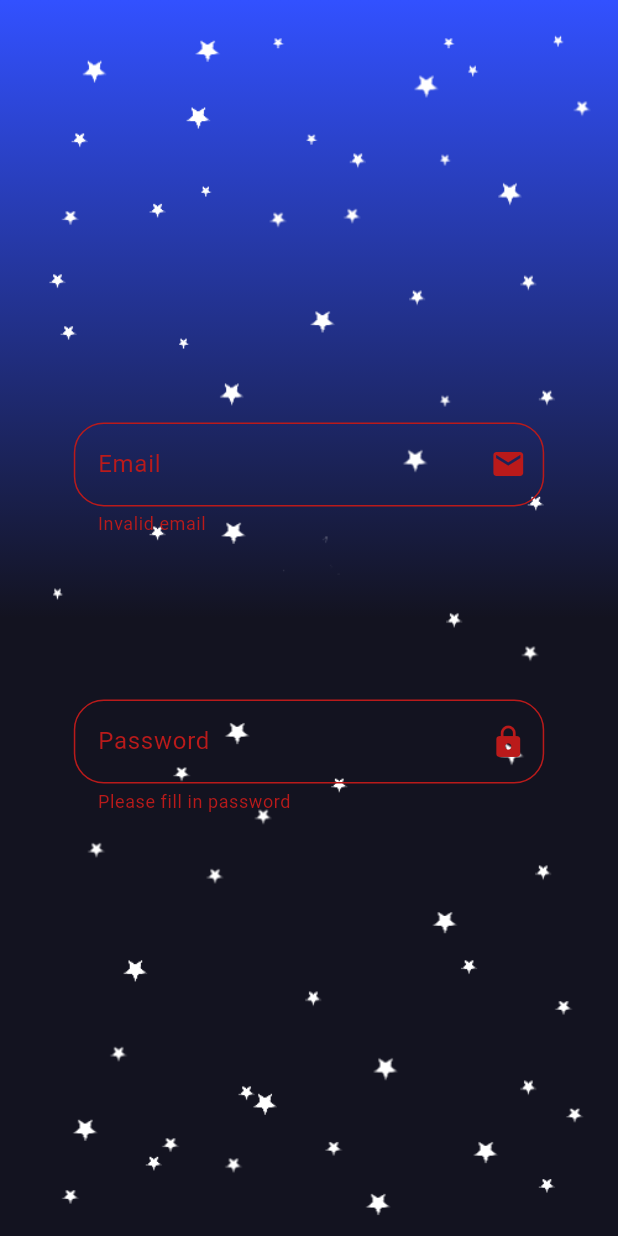
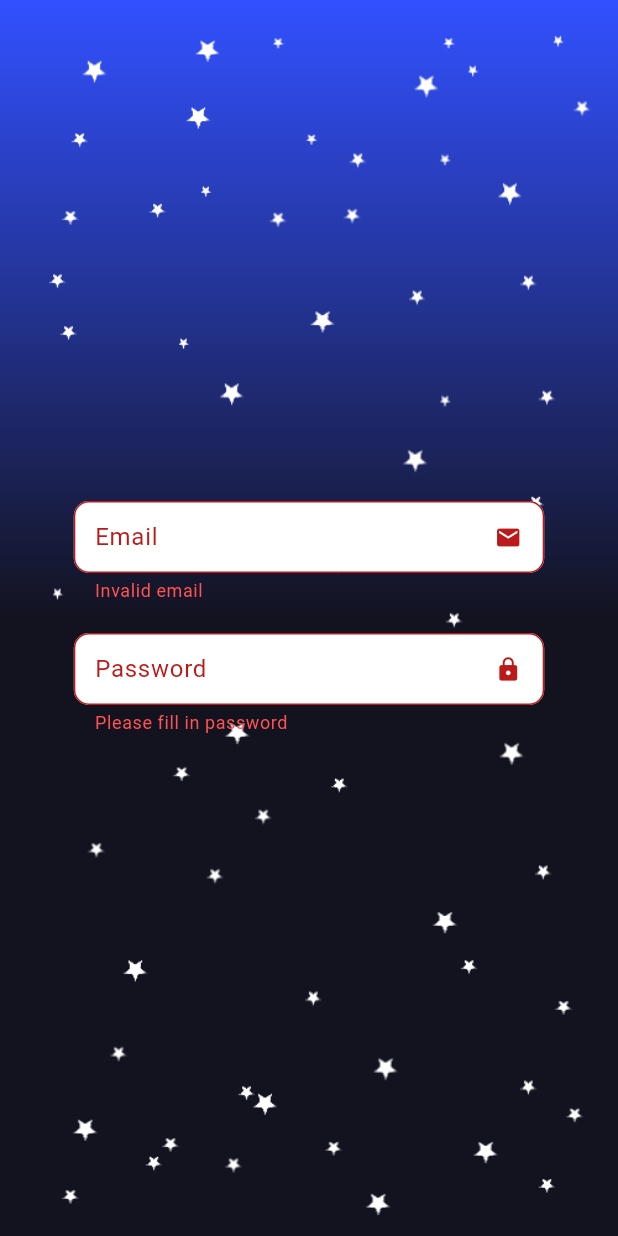
Before and after one commit to ThomasHandlag/noteapp, a Flutter app: the SignScreen screen opened directly, on a phone screen of 412 x 824 dp. Run offline on Flutter 3.47's test engine with Material 3 defaults, Android fonts, the phone set to English and light mode, and no system bars; drawn by our look-alikes of carousel_slider; our stand-ins replace shared_preferences; accounts and stored records are empty.

Commit message:
init sign in screen

```diff
--- a/lib/screens/sign_in_screen.dart
+++ b/lib/screens/sign_in_screen.dart
@@ -1,4 +1,5 @@
 import 'package:flutter/material.dart';
+import 'package:flutter/widgets.dart';
 import 'package:noteapp/models/user_model.dart';
 
 class SignInScreen extends StatefulWidget {
@@ -9,9 +10,9 @@
 }
 
 class _SignInScreenState extends State<SignInScreen> {
-
   double margin = 0;
-  final GlobalKey<FormState> _formKey = GlobalKey<FormState>(debugLabel: 'loginFormKey');
+  final GlobalKey<FormState> _formKey =
+      GlobalKey<FormState>(debugLabel: 'loginFormKey');
 
   final User loginUser = User.logInUser(email: '', password: '');
 
@@ -25,16 +26,25 @@
             key: _formKey,
             autovalidateMode: AutovalidateMode.always,
             child: Column(
-              mainAxisAlignment: MainAxisAlignment.spaceEvenly,
+                mainAxisAlignment: MainAxisAlignment.values[2],
                 children: [
-              TextFormField(
+                  Container(
+                    margin: const EdgeInsets.only(bottom: 10.0),
+                    child: TextFormField(
                         decoration: const InputDecoration(
                             border: OutlineInputBorder(
                                 borderRadius: BorderRadius.all(
-                      Radius.circular(20.0),
+                              Radius.circular(10.0),
                             )),
                             labelText: "Email",
-                    suffixIcon: Icon(Icons.email)),
+                            suffixIcon: Icon(
+                              Icons.email,
+                              size: 18,
+                            ),
+                            contentPadding: EdgeInsets.all(10.0),
+                            fillColor: Colors.white,
+                            filled: true,
+                            errorStyle: TextStyle(color: Colors.redAccent)),
                         onChanged: (value) {
                           setState(() {
                             loginUser.email = value;
@@ -45,17 +55,26 @@
                             return 'Invalid email';
                           }
                           return '';
-                }
+                        }),
                   ),
-              TextFormField(
+                  Container(
+                      margin: const EdgeInsets.only(top: 10.0),
+                      child: TextFormField(
                         decoration: const InputDecoration(
                             border: OutlineInputBorder(
                               borderRadius: BorderRadius.all(
-                        Radius.circular(20.0),
+                                Radius.circular(10.0),
                               ),
                             ),
                             labelText: "Password",
-                    suffixIcon: Icon(Icons.lock)),
+                            suffixIcon: Icon(
+                              Icons.lock,
+                              size: 18,
+                            ),
+                            fillColor: Colors.white,
+                            contentPadding: EdgeInsets.all(10.0),
+                            errorStyle: TextStyle(color: Colors.redAccent),
+                            filled: true),
                         onChanged: (value) {
                           setState(() {
                             loginUser.password = value;
@@ -67,7 +86,7 @@
                           }
                           return '';
                         },
-              ),
+                      )),
                 ])));
   }
 }
```
Lines whose indentation alone changed are shown as unchanged.
